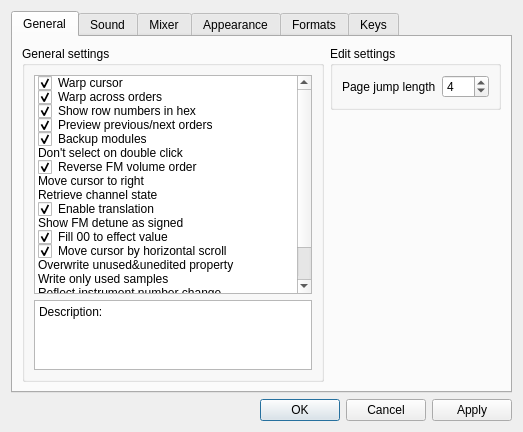
This is BambooTracker/gui/configuration_dialog.ui in BambooTracker/BambooTracker as Qt 5 draws it before an edit. The edited form follows.
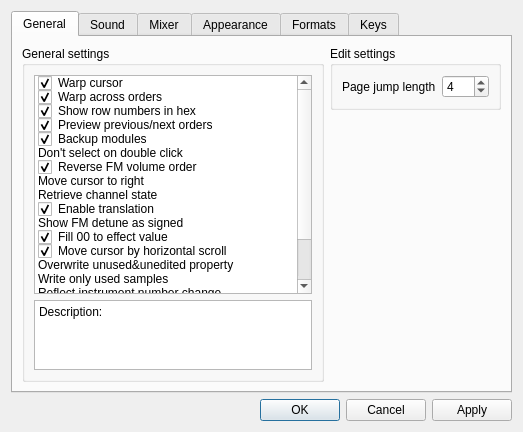
This is the edited form. Custom widgets are drawn as their Qt base class.

Commit message: Add option to restore track visibility on launch

```diff
--- a/BambooTracker/gui/configuration_dialog.ui
+++ b/BambooTracker/gui/configuration_dialog.ui
@@ -189,6 +189,14 @@
               <enum>Checked</enum>
              </property>
             </item>
+            <item>
+             <property name="text">
+              <string>Restore track visibility</string>
+             </property>
+             <property name="checkState">
+              <enum>Unchecked</enum>
+             </property>
+            </item>
            </widget>
           </item>
           <item row="1" column="0">
```
The commit also changes 9 other files.
